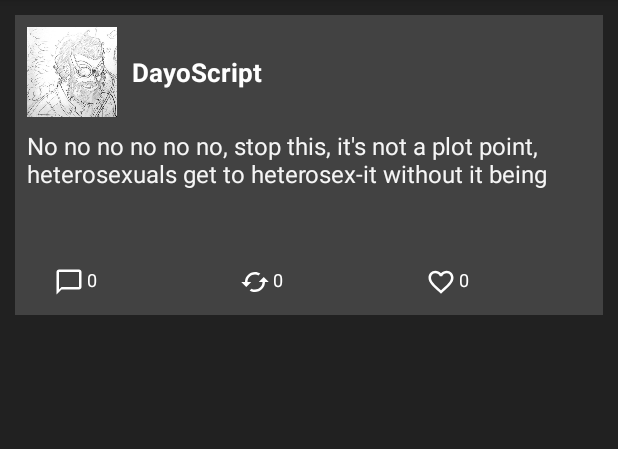
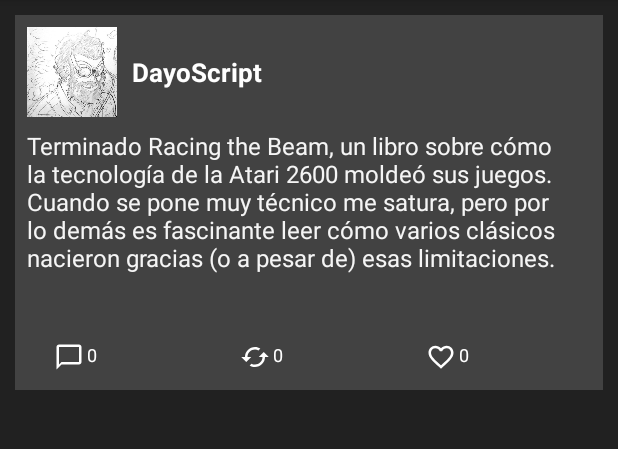
Before and after one commit to danielceinos/FSAnimatedTextView, an Android app: the screen it shows after launch (MainActivity), on a phone screen of 412 x 824 dp, the part 84-533 px from its top. Run offline under Robolectric (Android 15) with nearby library versions, the phone set to English and light mode, and no system bars.

Commit message:
Updated example

```diff
--- a/app/src/main/res/layout/activity_main.xml
+++ b/app/src/main/res/layout/activity_main.xml
@@ -11,7 +11,7 @@
 
   <android.support.constraint.ConstraintLayout
       android:layout_width="match_parent"
-      android:layout_height="200dp"
+      android:layout_height="250dp"
       android:layout_margin="10dp"
       android:layout_marginEnd="8dp"
       android:layout_marginStart="8dp"
@@ -57,7 +57,7 @@
         android:layout_marginEnd="8dp"
         android:layout_marginStart="8dp"
         android:layout_marginTop="8dp"
-        android:text="No no no no no no, stop this, it's not a plot point, heterosexuals get to heterosex-it without it being "
+        android:text="@string/tweet_body_example"
         android:textColor="#f5f5f5"
         android:textSize="16sp"
         app:layout_constraintBottom_toTopOf="@+id/ll_tweet_info"
--- a/app/src/main/res/values/strings.xml
+++ b/app/src/main/res/values/strings.xml
@@ -1,3 +1,4 @@
 <resources>
   <string name="app_name">FS Animated TextView</string>
+  <string name="tweet_body_example">Terminado Racing the Beam, un libro sobre cómo la tecnología de la Atari 2600 moldeó sus juegos. Cuando se pone muy técnico me satura, pero por lo demás es fascinante leer cómo varios clásicos nacieron gracias (o a pesar de) esas limitaciones.</string>
 </resources>
```
Also changed, not shown: animatedtextview/src/main/res/drawable/avatar.jpg (deleted).
